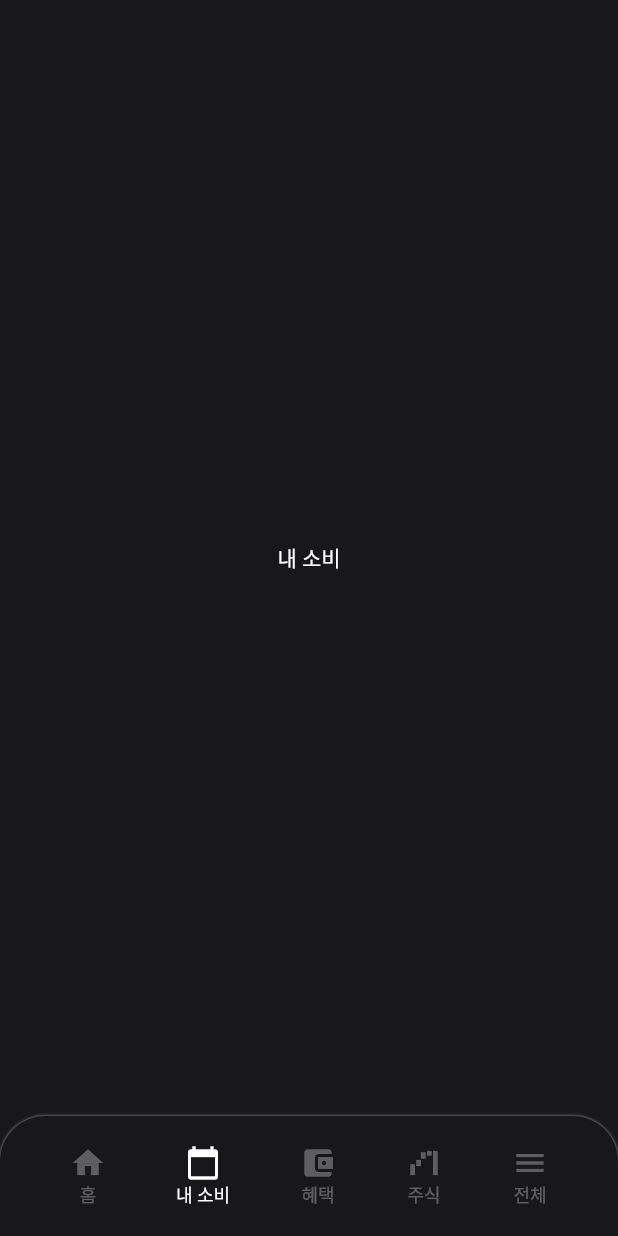
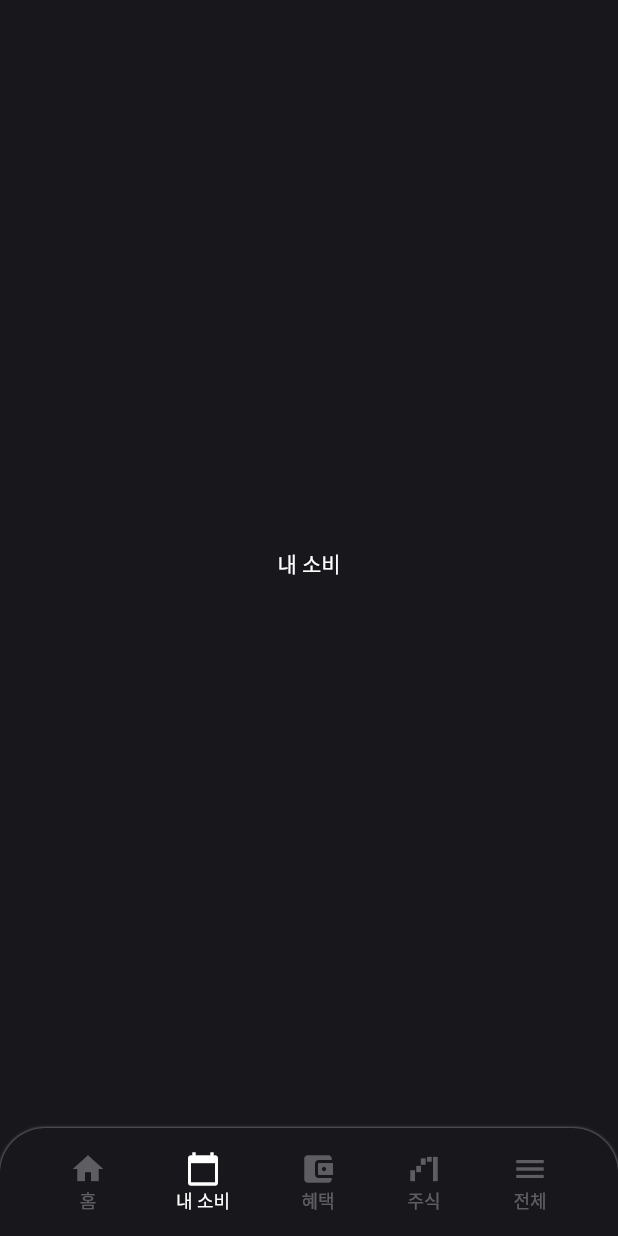
Before and after one commit to ISHNN032/toss-clone, a Flutter app: the screen it shows after launch, item 2 of the bottom bar chosen, on a phone screen of 412 x 824 dp. Run offline on Flutter 3.47's test engine with Material 2 defaults, Android fonts, the phone set to English and light mode, and no system bars; Roboto replaces fonts that are missing (SpoqaHanSansNeo).

Commit message:
feat: 홈 스크롤 바, 신용/송금 메뉴 추가

```diff
--- a/lib/main.dart
+++ b/lib/main.dart
@@ -22,11 +22,23 @@ class Application extends StatelessWidget {
         brightness: Brightness.light,
       ),
       darkTheme: ThemeData(
-        fontFamily: 'SpoqaHanSansNeo',
-        primaryColor: Color.fromRGBO(24, 23, 28, 1),
-        scaffoldBackgroundColor: Color.fromRGBO(24, 23, 28, 1),
-        brightness: Brightness.dark,
-      ),
+          fontFamily: 'SpoqaHanSansNeo',
+          primaryColor: Colors.blue,
+          scaffoldBackgroundColor: Color.fromRGBO(24, 23, 28, 1),
+          brightness: Brightness.dark,
+          accentTextTheme: TextTheme(
+                  bodyText1:
+                      TextStyle(fontSize: 16, fontWeight: FontWeight.w400))
+              .apply(bodyColor: Colors.blue),
+          primaryTextTheme: TextTheme(
+                  bodyText1:
+                      TextStyle(fontSize: 20, fontWeight: FontWeight.w700),
+                  bodyText2:
+                      TextStyle(fontSize: 12, fontWeight: FontWeight.w400),
+                  button:
+                      TextStyle(fontSize: 14, fontWeight: FontWeight.w500),
+          )
+              .apply(bodyColor: Colors.white)),
       home: MainNavigation(),
     );
   }
@@ -34,6 +46,7 @@ class Application extends StatelessWidget {
 
 class MainNavigation extends StatefulWidget {
   MainNavigation({Key? key}) : super(key: key);
+
   @override
   _MainNavigationState createState() => _MainNavigationState();
 }
@@ -59,10 +72,10 @@ class _MainNavigationState extends State<MainNavigation> {
     return Scaffold(
       body: currentWidgetView,
       bottomNavigationBar: Container(
-        height: 80,
+        height: 72,
         decoration: BoxDecoration(
           borderRadius: BorderRadius.vertical(top: Radius.circular(30.0)),
-          color: Color.fromRGBO(24, 23, 28, 1),
+          color: Theme.of(context).scaffoldBackgroundColor,
           boxShadow: [
             BoxShadow(
               color: Colors.grey,
@@ -127,17 +140,9 @@ class _MainNavigationState extends State<MainNavigation> {
         child: Column(
           mainAxisAlignment: MainAxisAlignment.center,
           children: <Widget>[
-            Icon(
-                item.icon
-            ),
-            Text(
-              item.title,
-              style: TextStyle(
-                fontSize: 12,
-                fontFamily: "SpoqaHanSansNeo",
-                fontWeight: FontWeight.w400,
-              ),
-            ),
+            Icon(item.icon),
+            Text(item.title,
+                style: Theme.of(context).primaryTextTheme.bodyText2),
           ],
         ),
       ),
--- a/pubspec.yaml
+++ b/pubspec.yaml
@@ -72,7 +72,7 @@ flutter:
       - asset: fonts/SpoqaHanSansNeo-Medium.ttf
         weight: 500
       - asset: fonts/SpoqaHanSansNeo-Bold.ttf
-        weight: 600
+        weight: 700
   #
   # For details regarding fonts from package dependencies,
   # see https://flutter.dev/custom-fonts/#from-packages
```
Also changed, not shown: lib/pages/home/components/creditmenu.dart (added, +59 -0 lines), lib/pages/home/homepage.dart (+98 -3 lines).
